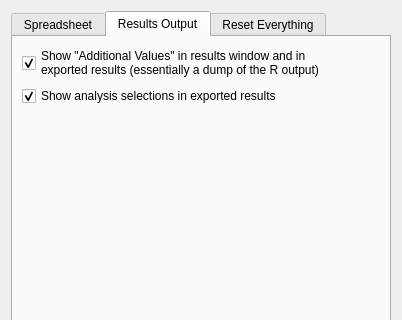
Old version of the form preferences_dlg.ui in the repository gdietz/OpenMEE; both pictures show x 0 to 402 and y 0 to 320 of the 402 by 499 pixel window.
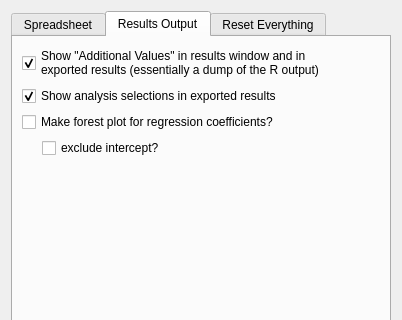
New version of the form. The open tabs and pages were chosen to show the change.

What changed in the file:
```diff
--- a/preferences_dlg.ui
+++ b/preferences_dlg.ui
@@ -496,6 +496,40 @@
          </property>
         </widget>
        </item>
+       <item>
+        <widget class="QCheckBox" name="reg_coeff_checkBox">
+         <property name="text">
+          <string>Make forest plot for regression coefficients?</string>
+         </property>
+        </widget>
+       </item>
+       <item>
+        <layout class="QHBoxLayout" name="horizontalLayout_8">
+         <item>
+          <spacer name="horizontalSpacer_5">
+           <property name="orientation">
+            <enum>Qt::Horizontal</enum>
+           </property>
+           <property name="sizeType">
+            <enum>QSizePolicy::Fixed</enum>
+           </property>
+           <property name="sizeHint" stdset="0">
+            <size>
+             <width>20</width>
+             <height>0</height>
+            </size>
+           </property>
+          </spacer>
+         </item>
+         <item>
+          <widget class="QCheckBox" name="exclude_intercept_checkBox">
+           <property name="text">
+            <string>exclude intercept?</string>
+           </property>
+          </widget>
+         </item>
+        </layout>
+       </item>
        <item>
         <spacer name="verticalSpacer">
          <property name="orientation">
```
Left out of the diff: 10 changed lines with no effect on the pictures.
